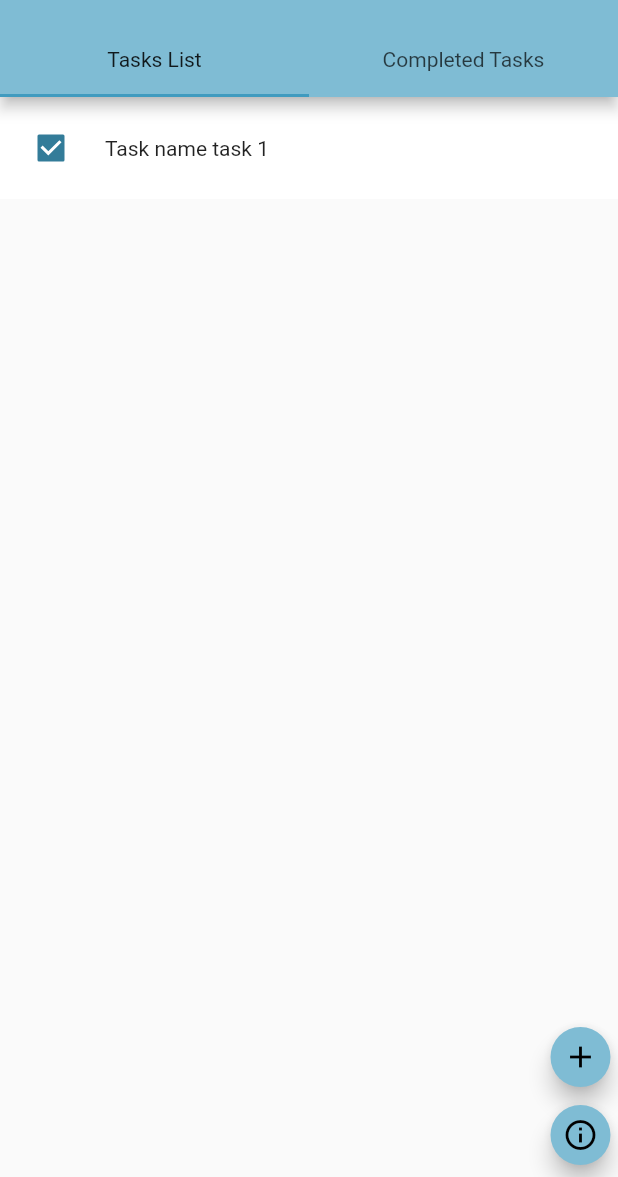
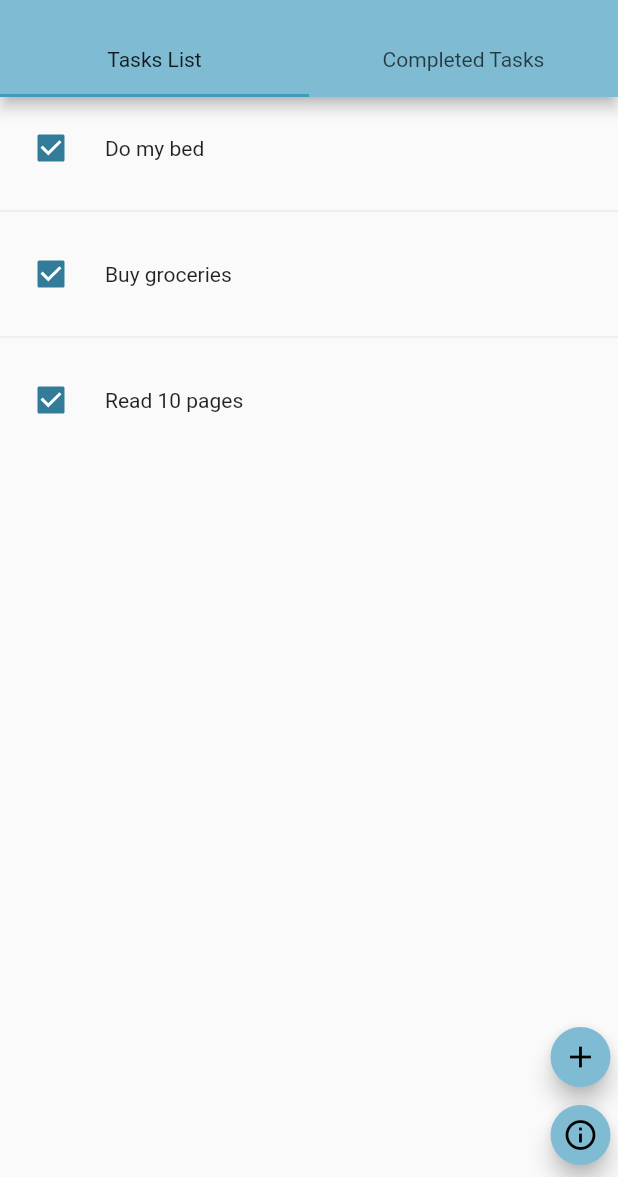
Before and after one commit to micapiacenza/todolist, a Flutter app: the DesktopBody screen opened directly, on a phone screen of 412 x 824 dp, the part 59-1236 px from its top. Run offline on Flutter 3.47's test engine with Material 2 defaults, Android fonts, the phone set to English and light mode, and no system bars; our stand-ins replace flutter_riverpod, freezed_annotation, hive, hive_flutter, riverpod; accounts and stored records are empty.

Commit message:
Update classes names. Refactor of files names and organizarions for cleanner architecture. Updating providers and moving them to own file. Updating UI.

```diff
--- a/lib/common/classes/task.class.dart
+++ b/lib/common/classes/task.class.dart
@@ -9,7 +9,7 @@ part 'task.class.g.dart';
 class Task with _$Task {
   const factory Task({
     required String id,
-    required String task,
+    required String name,
     required TaskPriority priority,
     required bool isComplete,
   }) = _Task;
--- a/lib/common/providers/providers.dart
+++ b/lib/common/providers/providers.dart
@@ -1,17 +1,18 @@
 import 'package:flutter/material.dart';
 import 'package:riverpod/riverpod.dart';
 import 'package:todolist/common/enums/task_priority.dart';
-import 'package:todolist/common/widgets/snack_error.dart';
+import 'package:todolist/common/providers/task_list_provider.dart';
+import 'package:todolist/common/services/task.service.dart';
+import 'package:todolist/screens/all_tasks/all_tasks.dart';
 import 'package:todolist/screens/completed_tasks_list/completed_tasks_list.dart';
-import 'package:todolist/screens/tasks_list/tasks_list.dart';
 
 import '../classes/task.class.dart';
 
-// Screens Index Provider
+/// Screens Index Provider
 final StateProvider<int> indexProvider = StateProvider<int>((_) => 0);
 
 final List<Widget> _screens = [
-  TasksList(),
+  AllTasks(),
   CompletedTasksList(),
 ];
 
@@ -26,55 +27,15 @@ final StateProvider<Widget> bodyProvider = StateProvider<Widget>((ref) {
   return _screens[index];
 });
 
-// Tasks Provider
-class TaskListProvider extends StateNotifier<List<Task>> {
-  TaskListProvider() : super([]);
-  init() {
-    state = [
-      Task(id: '1', task: 'task 1', priority: TaskPriority.low, isComplete: false)
-    ];
-  }
 
-  void add(Task task) {
-    state = [...state, task];
-  }
-
-  void delete(String id) {
-    state = state.where((task) => task.id != id).toList();
-  }
-
-  void markAsComplete(String id) {
-    state = state.map((task) {
-      if (task.id == id) {
-        return task.copyWith(isComplete: true);
-      }
-      return task;
-    }).toList();
-  }
-
-  void setPriority(String id, TaskPriority priority) {
-    state = state.map((task) {
-      if (task.id == id) {
-        return task.copyWith(priority: priority);
-      }
-      return task;
-    }).toList();
-  }
-}
-
-final taskListProvider = StateNotifierProvider<TaskListProvider, List<Task>>((ref) {
-  final taskListProvider = TaskListProvider();
-  taskListProvider.init();
-  return taskListProvider;
-});
-
+/// Task Form Provider
 class TaskFormProvider extends StateNotifier<Task> {
  late final Ref ref;
  final GlobalKey<FormState> formKey = GlobalKey<FormState>();
  final TextEditingController taskController = TextEditingController();
 
   TaskFormProvider(this.ref, Task model) : super(model) {
-    taskController.text = model.task;
+    taskController.text = model.name;
   }
 
   String? taskValidator(String? value) {
@@ -88,8 +49,14 @@ class TaskFormProvider extends StateNotifier<Task> {
     if (!formKey.currentState!.validate()) {
       return null;
     }
-    // TODO: Create with hive
+    final success = await TaskService().create(state);
+    if (success) {
+      //append to list
+      // ref.read(taskListProvider.notifier).add(state);
+      return true;
+    }
+    return success;
   }
 }
 
-final StateNotifierProvider<TaskFormProvider, Task> taskFormProvider = StateNotifierProvider<TaskFormProvider, Task>((ref) => TaskFormProvider(ref, Task(id: '0', task: '', isComplete: false, priority: TaskPriority.low)));
+final StateNotifierProvider<TaskFormProvider, Task> taskFormProvider = StateNotifierProvider<TaskFormProvider, Task>((ref) => TaskFormProvider(ref, Task(id: '0', name: '', isComplete: false, priority: TaskPriority.low)));
--- /dev/null
+++ b/lib/common/providers/task_list_provider.dart
@@ -0,0 +1,37 @@
+import 'package:flutter_riverpod/flutter_riverpod.dart';
+import 'package:todolist/common/enums/task_priority.dart';
+
+import '../classes/task.class.dart';
+
+enum TaskListType { all, completed }
+
+/// Tasks Provider
+class TaskListProvider extends StateNotifier<List<Task>> {
+  final Ref ref;
+  final TaskListType type;
+
+  TaskListProvider(this.ref, this.type, [List<Task> initial = const []]) : super(initial);
+
+  list () {
+    state = []; // TODO
+  }
+
+
+  void add(Task task) {
+    state = [...state, task];
+  }
+
+  void delete(String id) {
+    state = state.where((task) => task.id != id).toList();
+  }
+}
+
+final taskListProvider = StateNotifierProvider.family<TaskListProvider, List<Task>, TaskListType>((ref, type) {
+  final tasks = [
+    Task(id: '1', name: 'Do my bed', priority: TaskPriority.low, isComplete: false),
+    Task(id: '2', name: 'Buy groceries', priority: TaskPriority.medium, isComplete: false),
+    Task(id: '3', name: 'Read 10 pages', priority: TaskPriority.high, isComplete: false),
+  ];
+
+  return TaskListProvider(ref, type, tasks);
+});
--- a/lib/common/responsive/desktop_body.dart
+++ b/lib/common/responsive/desktop_body.dart
@@ -1,7 +1,7 @@
 import 'package:flutter/material.dart';
 
+import '../../screens/all_tasks/all_tasks.dart';
 import '../../screens/completed_tasks_list/completed_tasks_list.dart';
-import '../../screens/tasks_list/tasks_list.dart';
 import '../theme/theme.dart';
 
 class DesktopBody extends StatelessWidget {
@@ -27,7 +27,7 @@ class DesktopBody extends StatelessWidget {
           ),
           body: TabBarView(
             children: [
-              TasksList(),
+              AllTasks(),
               CompletedTasksList()
             ],
           ),
--- a/lib/common/widgets/task_item.dart
+++ b/lib/common/widgets/task_item.dart
@@ -20,12 +20,12 @@ class TaskItem extends StatelessWidget {
         onDismissed: (_) async {
           await TaskService().delete(task.id);
           ScaffoldMessenger.of(context).showSnackBar(
-           SnackError(message: 'Task ${task.task} has been removed')
+           SnackError(message: 'Task ${task.name} has been removed')
           );
         },
         child: Container(
           padding: const EdgeInsets.all(10),
-          color: lightTheme.cardColor,
+          color: lightTheme.canvasColor,
           child: Row(
             children: [
             Checkbox(
@@ -33,10 +33,9 @@ class TaskItem extends StatelessWidget {
             value: true,
             onChanged: (bool? value) {
                 value = value!;
-              }
-              ),
+               }),
               gapW12,
-              Text('Task name ${task.task}'),
+              Text('${task.name}'),
             ],
           ),
         ),
--- /dev/null
+++ b/lib/screens/all_tasks/all_tasks.dart
@@ -0,0 +1,12 @@
+import 'package:flutter/material.dart';
+import 'package:todolist/common/providers/task_list_provider.dart';
+import 'package:todolist/screens/common/widgets/tasks_list/tasks_list.dart';
+
+class AllTasks extends StatelessWidget {
+  const AllTasks({Key? key}) : super(key: key);
+
+  @override
+  Widget build(BuildContext context) {
+    return TasksList(type: TaskListType.all);
+  }
+}
--- a/lib/screens/new_task/new_task.dart
+++ b/lib/screens/common/widgets/new_task/new_task.dart
@@ -3,8 +3,8 @@ import 'package:flutter_riverpod/flutter_riverpod.dart';
 import 'package:todolist/common/constants/app_sizes.dart';
 import 'package:todolist/common/widgets/snack_error.dart';
 
-import '../../common/providers/providers.dart';
-import '../../common/widgets/common_dialog.dart';
+import '../../../../common/providers/providers.dart';
+import '../../../../common/widgets/common_dialog.dart';
 
 class NewTask extends ConsumerWidget {
   const NewTask({Key? key}) : super(key: key);
@@ -12,6 +12,7 @@ class NewTask extends ConsumerWidget {
   @override
   Widget build(BuildContext context, WidgetRef ref) {
     final taskprovider = ref.watch(taskFormProvider.notifier);
+
     return CommonDialog(
       title: 'New Task',
       functionOk: () async {
--- a/lib/screens/tasks_info/tasks_info.dart
+++ b/lib/screens/common/widgets/tasks_info/tasks_info.dart
@@ -1,7 +1,8 @@
 import 'package:flutter/material.dart';
 import 'package:todolist/common/constants/app_sizes.dart';
 
-import '../../../common/widgets/common_dialog.dart';
+import '../../../../common/widgets/common_dialog.dart';
+
 
 class TasksInfo extends StatelessWidget {
   const TasksInfo({Key? key}) : super(key: key);
--- a/lib/screens/tasks_list/tasks_list.dart
+++ b/lib/screens/common/widgets/tasks_list/tasks_list.dart
@@ -1,19 +1,21 @@
 import 'package:flutter/material.dart';
 import 'package:flutter_riverpod/flutter_riverpod.dart';
 import 'package:todolist/common/theme/theme.dart';
-import 'package:todolist/screens/tasks_info/tasks_info.dart';
 
-import '../../common/constants/app_sizes.dart';
-import '../../common/providers/providers.dart';
-import '../../common/widgets/task_item.dart';
+import '../../../../common/constants/app_sizes.dart';
+import '../../../../common/providers/task_list_provider.dart';
+import '../../../../common/widgets/task_item.dart';
 import '../new_task/new_task.dart';
+import '../tasks_info/tasks_info.dart';
 
 class TasksList extends ConsumerWidget {
-  const TasksList({Key? key}) : super(key: key);
+  final TaskListType type;
+
+  const TasksList({required this.type});
 
   @override
   Widget build(BuildContext context, WidgetRef ref) {
-    final tasks = ref.watch(taskListProvider);
+    final tasks = ref.watch(taskListProvider(type));
 
     return Stack(
       children: [
@@ -25,15 +27,15 @@ class TasksList extends ConsumerWidget {
                 shrinkWrap: true,
                 itemCount: tasks.length,
                 separatorBuilder: (context, position) => dividerGrey,
-                itemBuilder: (context, position) => TaskItem(task: tasks[position]),
+                  itemBuilder: (context, position) => TaskItem(task: tasks[position]),
               ),
             ],
           ),
         ),
         Positioned(
           right: 5,
-            bottom: 8,
-            child: ButtonPannel()),
+          bottom: 8,
+          child: ButtonPannel()),
       ],
     );
   }
```
Also changed, not shown: lib/common/classes/entry.dart (added, +19 -0 lines), lib/common/services/task.service.dart (+14 -7 lines), lib/common/classes/entry.freezed.dart (added), lib/common/classes/entry.g.dart (added), lib/common/classes/task.class.freezed.dart, lib/common/classes/task.class.g.dart.
